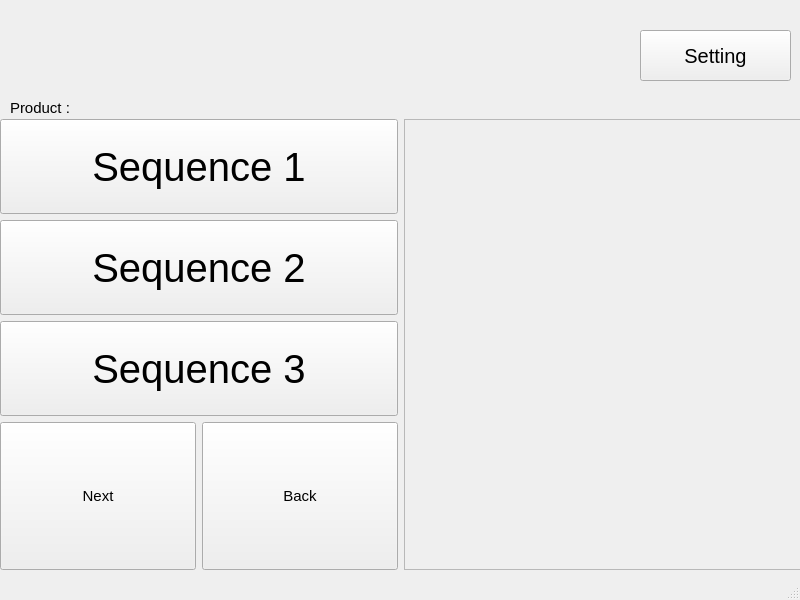
This is Greyform-linux/Python_Application/UI_Design/mainframe.ui in mokzhizhuan/GreyForm_UIs as Qt 5 draws it before an edit. The edited form follows.
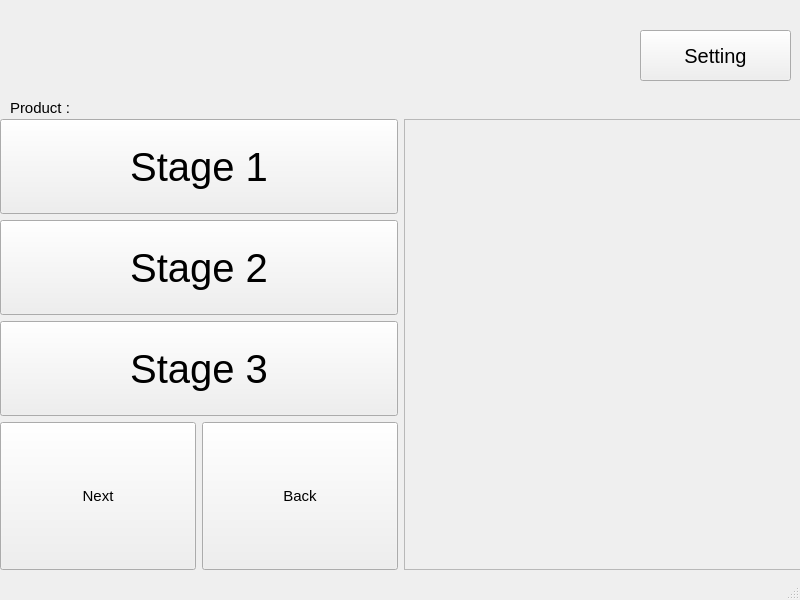
This is the edited form. The open tabs and pages were chosen to show the change.

```diff
--- a/Greyform-linux/Python_Application/UI_Design/mainframe.ui
+++ b/Greyform-linux/Python_Application/UI_Design/mainframe.ui
@@ -313,7 +313,7 @@
                 </font>
                </property>
                <property name="text">
-                <string>Sequence 1</string>
+                <string>Stage 1</string>
                </property>
               </widget>
              </item>
@@ -331,7 +331,7 @@
                 </font>
                </property>
                <property name="text">
-                <string>Sequence 2</string>
+                <string>Stage 2</string>
                </property>
               </widget>
              </item>
@@ -349,7 +349,7 @@
                 </font>
                </property>
                <property name="text">
-                <string>Sequence 3</string>
+                <string>Stage 3</string>
                </property>
               </widget>
              </item>
```
